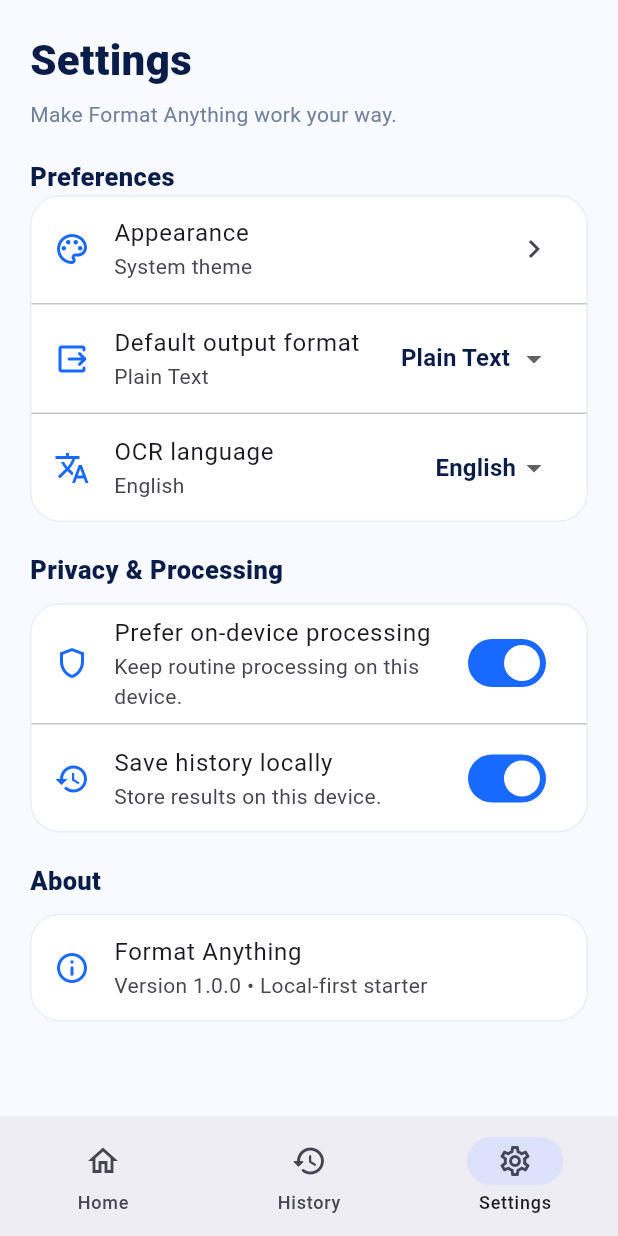
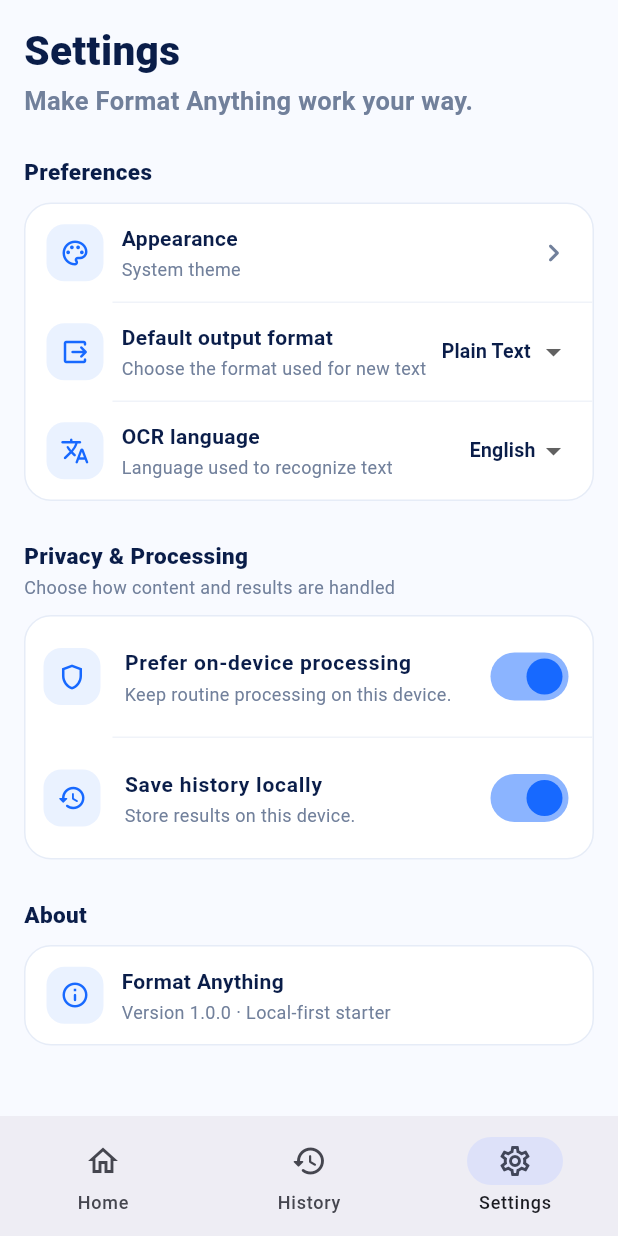
Before and after one commit to amzy/format-anything, a Flutter app: the screen it shows after launch, item 3 of the bottom bar chosen, on a phone screen of 412 x 824 dp. Run offline on Flutter 3.47's test engine with Material 3 defaults, Android fonts, the phone set to English and light mode, and no system bars; our stand-ins replace file_picker, image_picker, share_plus, shared_preferences; missing offline and left inert: dart:js_interop, google_mlkit_text_recognition.

Commit message:
Polish responsive settings UI and remove heading underlines

```diff
--- a/lib/main.dart
+++ b/lib/main.dart
@@ -327,54 +327,141 @@ class _SettingsPageState extends State<SettingsPage> {
     }
   }
 
+  Widget _sectionHeading(String title, {String? subtitle}) {
+    return Padding(
+      padding: const EdgeInsets.only(bottom: 10),
+      child: Column(
+        crossAxisAlignment: CrossAxisAlignment.start,
+        children: [
+          Text(
+            title,
+            style: const TextStyle(
+              color: ink,
+              fontSize: 15,
+              fontWeight: FontWeight.w800,
+              decoration: TextDecoration.none,
+            ),
+          ),
+          if (subtitle != null) ...[
+            const SizedBox(height: 3),
+            Text(
+              subtitle,
+              style: const TextStyle(
+                color: muted,
+                fontSize: 12,
+                height: 1.35,
+                decoration: TextDecoration.none,
+              ),
+            ),
+          ],
+        ],
+      ),
+    );
+  }
+
+  Widget _settingCard({required List<Widget> children}) {
+    return Container(
+      decoration: BoxDecoration(
+        color: Colors.white,
+        borderRadius: BorderRadius.circular(18),
+        border: Border.all(color: const Color(0xFFE6ECF7)),
+      ),
+      child: Column(children: children),
+    );
+  }
+
+  Widget _settingDivider() => const Divider(
+        height: 1,
+        thickness: 1,
+        indent: 58,
+        color: Color(0xFFF0F3F9),
+      );
+
+  Widget _preferenceRow({
+    required IconData icon,
+    required String title,
+    required String subtitle,
+    required Widget control,
+  }) {
+    final compact = MediaQuery.sizeOf(context).width < 520;
+    return Padding(
+      padding: EdgeInsets.symmetric(horizontal: compact ? 14 : 18, vertical: 13),
+      child: Row(
+        crossAxisAlignment: CrossAxisAlignment.center,
+        children: [
+          Container(
+            width: 38,
+            height: 38,
+            decoration: BoxDecoration(
+              color: brand.withValues(alpha: .09),
+              borderRadius: BorderRadius.circular(12),
+            ),
+            child: Icon(icon, color: brand, size: 20),
+          ),
+          const SizedBox(width: 12),
+          Expanded(
+            child: Column(
+              crossAxisAlignment: CrossAxisAlignment.start,
+              children: [
+                Text(title, style: const TextStyle(fontWeight: FontWeight.w700, color: ink, fontSize: 14, decoration: TextDecoration.none)),
+                const SizedBox(height: 3),
+                Text(subtitle, style: const TextStyle(color: muted, fontSize: 12, height: 1.3, decoration: TextDecoration.none)),
+              ],
+            ),
+          ),
+          const SizedBox(width: 8),
+          control,
+        ],
+      ),
+    );
+  }
+
   @override
   Widget build(BuildContext context) {
+    final width = MediaQuery.sizeOf(context).width;
+    final compact = width < 520;
+    final pagePadding = compact ? 16.0 : width < 900 ? 24.0 : 32.0;
+
     return ListView(
-      padding: const EdgeInsets.fromLTRB(20, 20, 20, 24),
+      padding: EdgeInsets.fromLTRB(pagePadding, compact ? 18 : 26, pagePadding, 28),
+      children: [
+        Center(
+          child: ConstrainedBox(
+            constraints: const BoxConstraints(maxWidth: 920),
+            child: Column(
+              crossAxisAlignment: CrossAxisAlignment.start,
               children: [
                 const Text(
                   'Settings',
-          style: TextStyle(
-            fontSize: 28,
-            fontWeight: FontWeight.w900,
-            color: ink,
+                  style: TextStyle(fontSize: 27, fontWeight: FontWeight.w900, color: ink, height: 1.15, decoration: TextDecoration.none),
                 ),
+                const SizedBox(height: 7),
+                Text(
+                  'Make Format Anything work your way.',
+                  style: TextStyle(fontSize: compact ? 17 : 21, fontWeight: FontWeight.w600, color: muted, height: 1.3, decoration: TextDecoration.none),
                 ),
-        const SizedBox(height: 6),
-        const Text(
-          'Make Format Anything work your way.',
-          style: TextStyle(color: muted),
+                const SizedBox(height: 26),
+                _sectionHeading('Preferences'),
+                _settingCard(children: [
+                  _preferenceRow(
+                    icon: Icons.palette_outlined,
+                    title: 'Appearance',
+                    subtitle: 'System theme',
+                    control: const Icon(Icons.chevron_right_rounded, color: muted),
                   ),
-        const SizedBox(height: 20),
-        const SectionTitle('Preferences'),
-        Card(
-          child: Column(
-            children: [
-              const ListTile(
-                leading: Icon(Icons.palette_outlined, color: brand),
-                title: Text('Appearance'),
-                subtitle: Text('System theme'),
-                trailing: Icon(Icons.chevron_right),
-              ),
-              const Divider(height: 1),
-              ListTile(
-                leading: const Icon(Icons.output_rounded, color: brand),
-                title: const Text('Default output format'),
-                subtitle: Text(format),
-                trailing: DropdownButton<String>(
+                  _settingDivider(),
+                  _preferenceRow(
+                    icon: Icons.output_rounded,
+                    title: 'Default output format',
+                    subtitle: 'Choose the format used for new text',
+                    control: DropdownButtonHideUnderline(
+                      child: DropdownButton<String>(
                         value: format,
-                  underline: const SizedBox(),
-                  items: const [
-                    'Plain Text',
-                    'JSON',
-                    'CSV',
-                    'Markdown',
-                  ].map((value) {
-                    return DropdownMenuItem(
-                      value: value,
-                      child: Text(value),
-                    );
-                  }).toList(),
+                        isDense: true,
+                        borderRadius: BorderRadius.circular(12),
+                        items: const ['Plain Text', 'JSON', 'CSV', 'Markdown']
+                            .map((value) => DropdownMenuItem(value: value, child: Text(value, style: const TextStyle(fontSize: 13))))
+                            .toList(),
                         onChanged: (value) {
                           if (value == null) return;
                           setState(() => format = value);
@@ -382,20 +469,20 @@ class _SettingsPageState extends State<SettingsPage> {
                         },
                       ),
                     ),
-              const Divider(height: 1),
-              ListTile(
-                leading: const Icon(Icons.translate, color: brand),
-                title: const Text('OCR language'),
-                subtitle: Text(language),
-                trailing: DropdownButton<String>(
+                  ),
+                  _settingDivider(),
+                  _preferenceRow(
+                    icon: Icons.translate_rounded,
+                    title: 'OCR language',
+                    subtitle: 'Language used to recognize text',
+                    control: DropdownButtonHideUnderline(
+                      child: DropdownButton<String>(
                         value: language,
-                  underline: const SizedBox(),
-                  items: const ['English'].map((value) {
-                    return DropdownMenuItem(
-                      value: value,
-                      child: Text(value),
-                    );
-                  }).toList(),
+                        isDense: true,
+                        borderRadius: BorderRadius.circular(12),
+                        items: const ['English']
+                            .map((value) => DropdownMenuItem(value: value, child: Text(value, style: const TextStyle(fontSize: 13))))
+                            .toList(),
                         onChanged: (value) {
                           if (value == null) return;
                           setState(() => language = value);
@@ -403,54 +490,64 @@ class _SettingsPageState extends State<SettingsPage> {
                         },
                       ),
                     ),
-            ],
                   ),
-        ),
-        const SizedBox(height: 20),
-        const SectionTitle('Privacy & Processing'),
-        const SizedBox(height: 10),
-        Card(
-          child: Column(
-            children: [
-              SwitchListTile(
+                ]),
+                const SizedBox(height: 26),
+                _sectionHeading('Privacy & Processing', subtitle: 'Choose how content and results are handled'),
+                _settingCard(children: [
+                  SwitchListTile.adaptive(
                     value: localOnly,
                     onChanged: (value) {
                       setState(() => localOnly = value);
                       _set('localOnly', value);
                     },
-                secondary: const Icon(Icons.shield_outlined, color: brand),
-                title: const Text('Prefer on-device processing'),
-                subtitle: const Text(
-                  'Keep routine processing on this device.',
+                    secondary: _iconTile(Icons.shield_outlined),
+                    title: const Text('Prefer on-device processing', style: TextStyle(fontWeight: FontWeight.w700, fontSize: 14, color: ink, decoration: TextDecoration.none)),
+                    subtitle: const Text('Keep routine processing on this device.', style: TextStyle(fontSize: 12, color: muted, decoration: TextDecoration.none)),
+                    contentPadding: EdgeInsets.symmetric(horizontal: compact ? 12 : 18, vertical: 4),
+                    activeColor: brand,
                   ),
-              ),
-              const Divider(height: 1),
-              SwitchListTile(
+                  _settingDivider(),
+                  SwitchListTile.adaptive(
                     value: saveHistory,
                     onChanged: (value) {
                       setState(() => saveHistory = value);
                       _set('saveHistory', value);
                     },
-                secondary: const Icon(Icons.history, color: brand),
-                title: const Text('Save history locally'),
-                subtitle: const Text('Store results on this device.'),
+                    secondary: _iconTile(Icons.history_rounded),
+                    title: const Text('Save history locally', style: TextStyle(fontWeight: FontWeight.w700, fontSize: 14, color: ink, decoration: TextDecoration.none)),
+                    subtitle: const Text('Store results on this device.', style: TextStyle(fontSize: 12, color: muted, decoration: TextDecoration.none)),
+                    contentPadding: EdgeInsets.symmetric(horizontal: compact ? 12 : 18, vertical: 4),
+                    activeColor: brand,
                   ),
+                ]),
+                const SizedBox(height: 26),
+                _sectionHeading('About'),
+                _settingCard(children: [
+                  _preferenceRow(
+                    icon: Icons.info_outline_rounded,
+                    title: 'Format Anything',
+                    subtitle: 'Version 1.0.0 · Local-first starter',
+                    control: const SizedBox.shrink(),
+                  ),
+                ]),
               ],
             ),
-        ),
-        const SizedBox(height: 20),
-        const SectionTitle('About'),
-        const SizedBox(height: 10),
-        const Card(
-          child: ListTile(
-            leading: Icon(Icons.info_outline, color: brand),
-            title: Text('Format Anything'),
-            subtitle: Text('Version 1.0.0 • Local-first starter'),
           ),
         ),
       ],
     );
   }
+
+  Widget _iconTile(IconData icon) => Container(
+        width: 38,
+        height: 38,
+        decoration: BoxDecoration(
+          color: brand.withValues(alpha: .09),
+          borderRadius: BorderRadius.circular(12),
+        ),
+        child: Icon(icon, color: brand, size: 20),
+      );
 }
 
 class ActionTile extends StatelessWidget { const ActionTile({super.key, required this.icon, required this.color, required this.title, required this.subtitle, required this.onTap}); final IconData icon; final Color color; final String title, subtitle; final VoidCallback onTap; @override Widget build(BuildContext context) => InkWell(onTap: onTap, borderRadius: BorderRadius.circular(18), child: Card(child: Padding(padding: const EdgeInsets.all(13), child: Column(crossAxisAlignment: CrossAxisAlignment.start, mainAxisAlignment: MainAxisAlignment.center, children: [Container(width: 34, height: 34, decoration: BoxDecoration(color: color.withValues(alpha: .16), borderRadius: BorderRadius.circular(11)), child: Icon(icon, color: color, size: 20)), const SizedBox(height: 8), Text(title, style: const TextStyle(fontWeight: FontWeight.w800, fontSize: 13)), Text(subtitle, style: const TextStyle(color: muted, fontSize: 11))])))); }
```
Lines whose indentation alone changed are shown as unchanged.
